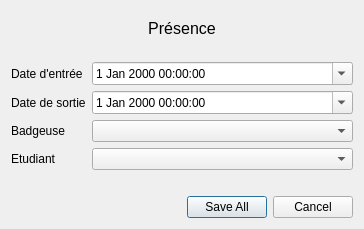
louisthomaspro/badgeuse-polytech, file Badgeuse/presencesdialog.ui: the form before one commit.
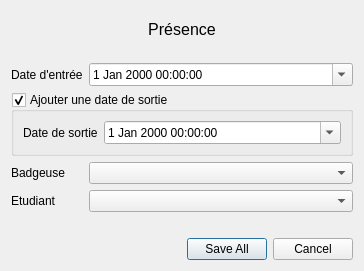
The form after the commit.

Commit message: presence exit can be null

Patch:
```diff
--- a/Badgeuse/presencesdialog.ui
+++ b/Badgeuse/presencesdialog.ui
@@ -7,7 +7,7 @@
     <x>0</x>
     <y>0</y>
     <width>364</width>
-    <height>229</height>
+    <height>271</height>
    </rect>
   </property>
   <property name="maximumSize">
@@ -76,20 +76,6 @@
        </property>
       </widget>
      </item>
-     <item row="1" column="0">
-      <widget class="QLabel" name="label_2">
-       <property name="text">
-        <string>Date de sortie</string>
-       </property>
-      </widget>
-     </item>
-     <item row="1" column="1">
-      <widget class="QDateTimeEdit" name="dte_exit">
-       <property name="calendarPopup">
-        <bool>true</bool>
-       </property>
-      </widget>
-     </item>
      <item row="2" column="0">
       <widget class="QLabel" name="label_10">
        <property name="text">
@@ -110,6 +96,32 @@
      <item row="3" column="1">
       <widget class="QComboBox" name="cb_student"/>
      </item>
+     <item row="1" column="0" colspan="2">
+      <widget class="QGroupBox" name="gb_enableexit">
+       <property name="title">
+        <string>Ajouter une date de sortie</string>
+       </property>
+       <property name="checkable">
+        <bool>true</bool>
+       </property>
+       <layout class="QFormLayout" name="formLayout_2">
+        <item row="0" column="0">
+         <widget class="QLabel" name="label_2">
+          <property name="text">
+           <string>Date de sortie</string>
+          </property>
+         </widget>
+        </item>
+        <item row="0" column="1">
+         <widget class="QDateTimeEdit" name="dte_exit">
+          <property name="calendarPopup">
+           <bool>true</bool>
+          </property>
+         </widget>
+        </item>
+       </layout>
+      </widget>
+     </item>
     </layout>
    </item>
    <item>
```
The commit also changes 6 other files.
